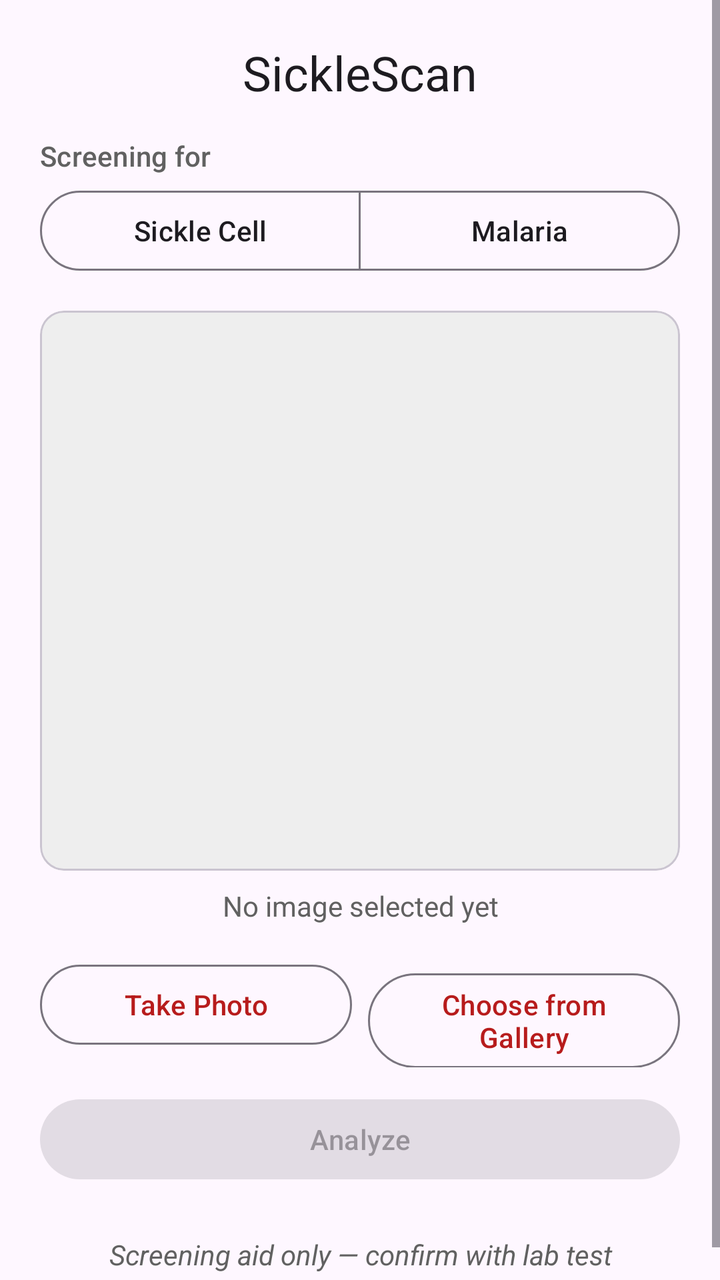
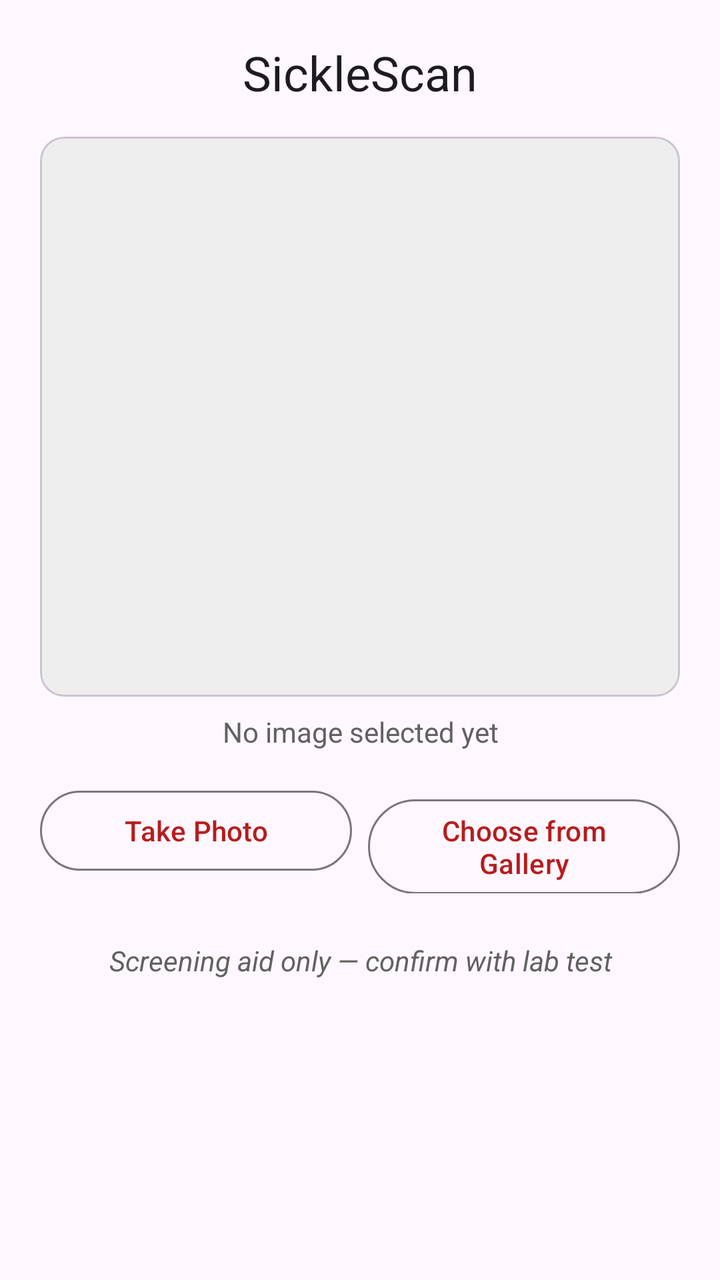

Before-and-after screenshots of an Android layout around one commit, followed by the original layout XML and the change that was made.
<!-- AndroidManifest.xml: application theme Theme.SickleScan -->
<!-- res/layout/fragment_screen.xml -->
<?xml version="1.0" encoding="utf-8"?>
<ScrollView xmlns:android="http://schemas.android.com/apk/res/android"
    xmlns:app="http://schemas.android.com/apk/res-auto"
    android:layout_width="match_parent"
    android:layout_height="match_parent"
    android:fillViewport="true">

    <LinearLayout
        android:layout_width="match_parent"
        android:layout_height="wrap_content"
        android:orientation="vertical"
        android:padding="20dp">

        <TextView
            android:layout_width="wrap_content"
            android:layout_height="wrap_content"
            android:text="@string/app_name"
            android:textAppearance="?attr/textAppearanceHeadlineSmall"
            android:layout_gravity="center_horizontal"
            android:layout_marginBottom="16dp" />

        <TextView
            android:layout_width="wrap_content"
            android:layout_height="wrap_content"
            android:text="@string/screening_for_label"
            android:textAppearance="?attr/textAppearanceLabelLarge"
            android:textColor="@color/disclaimer_gray" />

        <com.google.android.material.button.MaterialButtonToggleGroup
            android:id="@+id/diseaseToggle"
            android:layout_width="match_parent"
            android:layout_height="wrap_content"
            android:layout_marginTop="4dp"
            android:layout_marginBottom="16dp"
            app:selectionRequired="true"
            app:singleSelection="true">

            <com.google.android.material.button.MaterialButton
                android:id="@+id/btnDiseaseSickleCell"
                style="?attr/materialButtonOutlinedStyle"
                android:layout_width="0dp"
                android:layout_height="wrap_content"
                android:layout_weight="1"
                android:text="@string/disease_sickle_cell" />

            <com.google.android.material.button.MaterialButton
                android:id="@+id/btnDiseaseMalaria"
                style="?attr/materialButtonOutlinedStyle"
                android:layout_width="0dp"
                android:layout_height="wrap_content"
                android:layout_weight="1"
                android:text="@string/disease_malaria" />
        </com.google.android.material.button.MaterialButtonToggleGroup>

        <com.google.android.material.card.MaterialCardView
            style="?attr/materialCardViewOutlinedStyle"
            android:layout_width="match_parent"
            android:layout_height="wrap_content"
            app:cardCornerRadius="12dp">

            <ImageView
                android:id="@+id/imagePreview"
                android:layout_width="match_parent"
                android:layout_height="280dp"
                android:background="#EEEEEE"
                android:scaleType="centerInside"
                android:contentDescription="@string/no_image_selected" />
        </com.google.android.material.card.MaterialCardView>

        <TextView
            android:id="@+id/noImageText"
            android:layout_width="match_parent"
            android:layout_height="wrap_content"
            android:layout_marginTop="8dp"
            android:gravity="center"
            android:text="@string/no_image_selected"
            android:textColor="@color/disclaimer_gray" />

        <LinearLayout
            android:layout_width="match_parent"
            android:layout_height="wrap_content"
            android:layout_marginTop="16dp"
            android:orientation="horizontal">

            <com.google.android.material.button.MaterialButton
                android:id="@+id/btnTakePhoto"
                style="?attr/materialButtonOutlinedStyle"
                android:layout_width="0dp"
                android:layout_height="wrap_content"
                android:layout_weight="1"
                android:layout_marginEnd="4dp"
                android:text="@string/take_photo" />

            <com.google.android.material.button.MaterialButton
                android:id="@+id/btnChooseGallery"
                style="?attr/materialButtonOutlinedStyle"
                android:layout_width="0dp"
                android:layout_height="wrap_content"
                android:layout_weight="1"
                android:layout_marginStart="4dp"
                android:text="@string/choose_from_gallery" />
        </LinearLayout>

        <com.google.android.material.button.MaterialButton
            android:id="@+id/btnAnalyze"
            android:layout_width="match_parent"
            android:layout_height="wrap_content"
            android:layout_marginTop="12dp"
            android:enabled="false"
            android:text="@string/analyze" />

        <LinearLayout
            android:id="@+id/loadingContainer"
            android:layout_width="match_parent"
            android:layout_height="wrap_content"
            android:layout_marginTop="16dp"
            android:gravity="center"
            android:orientation="horizontal"
            android:visibility="gone">

            <com.google.android.material.progressindicator.CircularProgressIndicator
                android:layout_width="24dp"
                android:layout_height="24dp"
                android:indeterminate="true" />

            <TextView
                android:layout_width="wrap_content"
                android:layout_height="wrap_content"
                android:layout_marginStart="12dp"
                android:text="@string/analyzing" />
        </LinearLayout>

        <TextView
            android:id="@+id/errorText"
            android:layout_width="match_parent"
            android:layout_height="wrap_content"
            android:layout_marginTop="16dp"
            android:gravity="center"
            android:textColor="@color/status_positive"
            android:visibility="gone" />

        <com.google.android.material.card.MaterialCardView
            android:id="@+id/guardrailContainer"
            style="?attr/materialCardViewOutlinedStyle"
            android:layout_width="match_parent"
            android:layout_height="wrap_content"
            android:layout_marginTop="16dp"
            app:cardCornerRadius="12dp"
            android:visibility="gone">

            <LinearLayout
                android:layout_width="match_parent"
                android:layout_height="wrap_content"
                android:orientation="vertical"
                android:padding="16dp">

                <TextView
                    android:id="@+id/guardrailMessage"
                    android:layout_width="match_parent"
                    android:layout_height="wrap_content"
                    android:text="@string/guardrail_reject_message"
                    android:textAppearance="?attr/textAppearanceTitleMedium"
                    android:textColor="@color/status_borderline" />

                <com.google.android.material.button.MaterialButton
                    android:id="@+id/btnGuardrailRetake"
                    android:layout_width="match_parent"
                    android:layout_height="wrap_content"
                    android:layout_marginTop="12dp"
                    android:text="@string/guardrail_retake" />

                <com.google.android.material.button.MaterialButton
                    android:id="@+id/btnGuardrailAnyway"
                    style="?attr/materialButtonOutlinedStyle"
                    android:layout_width="match_parent"
                    android:layout_height="wrap_content"
                    android:layout_marginTop="4dp"
                    android:text="@string/guardrail_analyze_anyway" />
            </LinearLayout>
        </com.google.android.material.card.MaterialCardView>

        <com.google.android.material.card.MaterialCardView
            android:id="@+id/resultContainer"
            android:layout_width="match_parent"
            android:layout_height="wrap_content"
            android:layout_marginTop="16dp"
            app:cardCornerRadius="12dp"
            app:cardElevation="0dp"
            android:visibility="gone">

            <LinearLayout
                android:layout_width="match_parent"
                android:layout_height="wrap_content"
                android:orientation="vertical"
                android:padding="16dp">

                <LinearLayout
                    android:layout_width="match_parent"
                    android:layout_height="wrap_content"
                    android:gravity="center_vertical"
                    android:orientation="horizontal">

                    <ImageView
                        android:id="@+id/resultIcon"
                        android:layout_width="28dp"
                        android:layout_height="28dp"
                        android:contentDescription="@null" />

                    <TextView
                        android:id="@+id/resultLabel"
                        android:layout_width="wrap_content"
                        android:layout_height="wrap_content"
                        android:layout_marginStart="10dp"
                        android:textAppearance="?attr/textAppearanceTitleLarge" />
                </LinearLayout>

                <TextView
                    android:id="@+id/resultConfidence"
                    android:layout_width="match_parent"
                    android:layout_height="wrap_content"
                    android:layout_marginTop="8dp"
                    android:textAppearance="?attr/textAppearanceTitleMedium"
                    android:textColor="@color/result_text_dark"
                    android:textStyle="bold" />

                <TextView
                    android:id="@+id/referralMessage"
                    android:layout_width="match_parent"
                    android:layout_height="wrap_content"
                    android:layout_marginTop="8dp"
                    android:textAppearance="?attr/textAppearanceTitleMedium"
                    android:textStyle="bold" />

                <TextView
                    android:id="@+id/overrideCaveat"
                    android:layout_width="match_parent"
                    android:layout_height="wrap_content"
                    android:layout_marginTop="8dp"
                    android:text="@string/guardrail_override_caveat"
                    android:textColor="@color/result_text_dark"
                    android:textStyle="italic"
                    android:visibility="gone" />
            </LinearLayout>
        </com.google.android.material.card.MaterialCardView>

        <TextView
            android:id="@+id/disclaimerText"
            android:layout_width="match_parent"
            android:layout_height="wrap_content"
            android:layout_marginTop="24dp"
            android:gravity="center"
            android:text="@string/screening_disclaimer"
            android:textStyle="italic"
            android:textColor="@color/disclaimer_gray" />

    </LinearLayout>
</ScrollView>
<!-- resources referenced by this layout -->
<resources>
  <color name="disclaimer_gray">#616161</color>
  <color name="result_text_dark">#212121</color>
  <color name="status_borderline">#E65100</color>
  <color name="status_positive">#C62828</color>
  <string name="analyze">Analyze</string>
  <string name="analyzing">Analyzing…</string>
  <string name="app_name">SickleScan</string>
  <string name="choose_from_gallery">Choose from Gallery</string>
  <string name="disease_malaria">Malaria</string>
  <string name="disease_sickle_cell">Sickle Cell</string>
  <string name="guardrail_analyze_anyway">Analyze anyway</string>
  <string name="guardrail_override_caveat">The image check flagged this photo as not looking like a blood smear. Treat this result with caution — it is not included in the dashboard screening stats.</string>
  <string name="guardrail_reject_message">This doesn\'t look like a blood smear photo. Please retake through the microscope attachment.</string>
  <string name="guardrail_retake">Retake photo</string>
  <string name="no_image_selected">No image selected yet</string>
  <string name="screening_disclaimer">Screening aid only — confirm with lab test</string>
  <string name="screening_for_label">Screening for</string>
  <string name="take_photo">Take Photo</string>
  <style name="Theme.SickleScan" parent="Theme.Material3.DayNight.NoActionBar">
          <item name="colorPrimary">@color/brand_primary</item>
      </style>
  <color name="brand_primary">#B71C1C</color>
</resources>

<!-- the commit's change to res/layout/fragment_screen.xml (unified diff, before → after) -->
@@ -19,39 +19,6 @@
             android:layout_gravity="center_horizontal"
             android:layout_marginBottom="16dp" />
 
-        <TextView
-            android:layout_width="wrap_content"
-            android:layout_height="wrap_content"
-            android:text="@string/screening_for_label"
-            android:textAppearance="?attr/textAppearanceLabelLarge"
-            android:textColor="@color/disclaimer_gray" />
-
-        <com.google.android.material.button.MaterialButtonToggleGroup
-            android:id="@+id/diseaseToggle"
-            android:layout_width="match_parent"
-            android:layout_height="wrap_content"
-            android:layout_marginTop="4dp"
-            android:layout_marginBottom="16dp"
-            app:selectionRequired="true"
-            app:singleSelection="true">
-
-            <com.google.android.material.button.MaterialButton
-                android:id="@+id/btnDiseaseSickleCell"
-                style="?attr/materialButtonOutlinedStyle"
-                android:layout_width="0dp"
-                android:layout_height="wrap_content"
-                android:layout_weight="1"
-                android:text="@string/disease_sickle_cell" />
-
-            <com.google.android.material.button.MaterialButton
-                android:id="@+id/btnDiseaseMalaria"
-                style="?attr/materialButtonOutlinedStyle"
-                android:layout_width="0dp"
-                android:layout_height="wrap_content"
-                android:layout_weight="1"
-                android:text="@string/disease_malaria" />
-        </com.google.android.material.button.MaterialButtonToggleGroup>
-
         <com.google.android.material.card.MaterialCardView
             style="?attr/materialCardViewOutlinedStyle"
             android:layout_width="match_parent"
@@ -101,14 +68,6 @@
                 android:text="@string/choose_from_gallery" />
         </LinearLayout>
 
-        <com.google.android.material.button.MaterialButton
-            android:id="@+id/btnAnalyze"
-            android:layout_width="match_parent"
-            android:layout_height="wrap_content"
-            android:layout_marginTop="12dp"
-            android:enabled="false"
-            android:text="@string/analyze" />
-
         <LinearLayout
             android:id="@+id/loadingContainer"
             android:layout_width="match_parent"
@@ -124,6 +83,7 @@
                 android:indeterminate="true" />
 
             <TextView
+                android:id="@+id/loadingText"
                 android:layout_width="wrap_content"
                 android:layout_height="wrap_content"
                 android:layout_marginStart="12dp"
@@ -139,6 +99,7 @@
             android:textColor="@color/status_positive"
             android:visibility="gone" />
 
+        
         <com.google.android.material.card.MaterialCardView
             android:id="@+id/guardrailContainer"
             style="?attr/materialCardViewOutlinedStyle"
@@ -175,17 +136,76 @@
                     android:layout_width="match_parent"
                     android:layout_height="wrap_content"
                     android:layout_marginTop="4dp"
-                    android:text="@string/guardrail_analyze_anyway" />
+                    android:text="@string/guardrail_continue_anyway" />
             </LinearLayout>
         </com.google.android.material.card.MaterialCardView>
 
-        <com.google.android.material.card.MaterialCardView
-            android:id="@+id/resultContainer"
-            android:layout_width="match_parent"
-            android:layout_height="wrap_content"
-            android:layout_marginTop="16dp"
+        
+        <com.google.android.material.card.MaterialCardView
+            android:id="@+id/selectionContainer"
+            style="?attr/materialCardViewOutlinedStyle"
+            android:layout_width="match_parent"
+            android:layout_height="wrap_content"
+            android:layout_marginTop="16dp"
+            app:cardCornerRadius="12dp"
+            android:visibility="gone">
+
+            <LinearLayout
+                android:layout_width="match_parent"
+                android:layout_height="wrap_content"
+                android:orientation="vertical"
+                android:padding="16dp">
+
+                <TextView
+                    android:layout_width="match_parent"
+                    android:layout_height="wrap_content"
+                    android:text="@string/select_conditions_title"
+                    android:textAppearance="?attr/textAppearanceTitleMedium" />
+
+                <TextView
+                    android:id="@+id/overrideNote"
+                    android:layout_width="match_parent"
+                    android:layout_height="wrap_content"
+                    android:layout_marginTop="4dp"
+                    android:text="@string/guardrail_continuing_note"
+                    android:textColor="@color/status_borderline"
+                    android:textStyle="italic"
+                    android:visibility="gone" />
+
+                <com.google.android.material.checkbox.MaterialCheckBox
+                    android:id="@+id/checkSickleCell"
+                    android:layout_width="match_parent"
+                    android:layout_height="wrap_content"
+                    android:layout_marginTop="8dp"
+                    android:text="@string/disease_sickle_cell" />
+
+                <com.google.android.material.checkbox.MaterialCheckBox
+                    android:id="@+id/checkMalaria"
+                    android:layout_width="match_parent"
+                    android:layout_height="wrap_content"
+                    android:text="@string/disease_malaria" />
+
+                <com.google.android.material.button.MaterialButton
+                    android:id="@+id/btnAnalyze"
+                    android:layout_width="match_parent"
+                    android:layout_height="wrap_content"
+                    android:layout_marginTop="12dp"
+                    android:enabled="false"
+                    android:text="@string/analyze" />
+            </LinearLayout>
+        </com.google.android.material.card.MaterialCardView>
+
+        
+        <com.google.android.material.card.MaterialCardView
+            android:id="@+id/crossDomainWarning"
+            android:layout_width="match_parent"
+            android:layout_height="wrap_content"
+            android:layout_marginTop="16dp"
+            app:cardBackgroundColor="@color/status_borderline_bg"
             app:cardCornerRadius="12dp"
             app:cardElevation="0dp"
+            app:strokeColor="@color/status_borderline"
+            app:strokeWidth="1dp"
             android:visibility="gone">
 
             <LinearLayout
@@ -194,54 +214,29 @@
                 android:orientation="vertical"
                 android:padding="16dp">
 
-                <LinearLayout
-                    android:layout_width="match_parent"
-                    android:layout_height="wrap_content"
-                    android:gravity="center_vertical"
-                    android:orientation="horizontal">
-
-                    <ImageView
-                        android:id="@+id/resultIcon"
-                        android:layout_width="28dp"
-                        android:layout_height="28dp"
-                        android:contentDescription="@null" />
-
-                    <TextView
-                        android:id="@+id/resultLabel"
-                        android:layout_width="wrap_content"
-                        android:layout_height="wrap_content"
-                        android:layout_marginStart="10dp"
-                        android:textAppearance="?attr/textAppearanceTitleLarge" />
-                </LinearLayout>
-
-                <TextView
-                    android:id="@+id/resultConfidence"
-                    android:layout_width="match_parent"
-                    android:layout_height="wrap_content"
-                    android:layout_marginTop="8dp"
+                <TextView
+                    android:layout_width="match_parent"
+                    android:layout_height="wrap_content"
+                    android:text="@string/cross_domain_warning_title"
                     android:textAppearance="?attr/textAppearanceTitleMedium"
                     android:textColor="@color/result_text_dark"
                     android:textStyle="bold" />
 
                 <TextView
-                    android:id="@+id/referralMessage"
-                    android:layout_width="match_parent"
-                    android:layout_height="wrap_content"
-                    android:layout_marginTop="8dp"
-                    android:textAppearance="?attr/textAppearanceTitleMedium"
-                    android:textStyle="bold" />
-
-                <TextView
-                    android:id="@+id/overrideCaveat"
-                    android:layout_width="match_parent"
-                    android:layout_height="wrap_content"
-                    android:layout_marginTop="8dp"
-                    android:text="@string/guardrail_override_caveat"
-                    android:textColor="@color/result_text_dark"
-                    android:textStyle="italic"
-                    android:visibility="gone" />
+                    android:layout_width="match_parent"
+                    android:layout_height="wrap_content"
+                    android:layout_marginTop="4dp"
+                    android:text="@string/cross_domain_warning"
+                    android:textColor="@color/result_text_dark" />
             </LinearLayout>
         </com.google.android.material.card.MaterialCardView>
+
+        
+        <LinearLayout
+            android:id="@+id/resultsContainer"
+            android:layout_width="match_parent"
+            android:layout_height="wrap_content"
+            android:orientation="vertical" />
 
         <TextView
             android:id="@+id/disclaimerText"
<!-- resource entries referenced after the edit -->
@@ -3,20 +3,23 @@
   <color name="disclaimer_gray">#616161</color>
   <color name="result_text_dark">#212121</color>
   <color name="status_borderline">#E65100</color>
+  <color name="status_borderline_bg">#FFF3E0</color>
   <color name="status_positive">#C62828</color>
   <string name="analyze">Analyze</string>
   <string name="analyzing">Analyzing…</string>
   <string name="app_name">SickleScan</string>
   <string name="choose_from_gallery">Choose from Gallery</string>
+  <string name="cross_domain_warning">Each model is trained on its own kind of image: Sickle Cell on blood-smear field photos, Malaria on single-cell images. If this photo was taken for one condition, treat the other condition\'s result as unreliable, even when it shows high confidence.</string>
+  <string name="cross_domain_warning_title">Two results, one photo</string>
   <string name="disease_malaria">Malaria</string>
   <string name="disease_sickle_cell">Sickle Cell</string>
-  <string name="guardrail_analyze_anyway">Analyze anyway</string>
-  <string name="guardrail_override_caveat">The image check flagged this photo as not looking like a blood smear. Treat this result with caution — it is not included in the dashboard screening stats.</string>
+  <string name="guardrail_continue_anyway">Continue anyway</string>
+  <string name="guardrail_continuing_note">The image check flagged this photo. Results will carry a caution and be kept out of the dashboard stats.</string>
   <string name="guardrail_reject_message">This doesn\'t look like a blood smear photo. Please retake through the microscope attachment.</string>
   <string name="guardrail_retake">Retake photo</string>
   <string name="no_image_selected">No image selected yet</string>
   <string name="screening_disclaimer">Screening aid only — confirm with lab test</string>
-  <string name="screening_for_label">Screening for</string>
+  <string name="select_conditions_title">Which conditions should we screen this photo for?</string>
   <string name="take_photo">Take Photo</string>
   <style name="Theme.SickleScan" parent="Theme.Material3.DayNight.NoActionBar">
           <item name="colorPrimary">@color/brand_primary</item>
